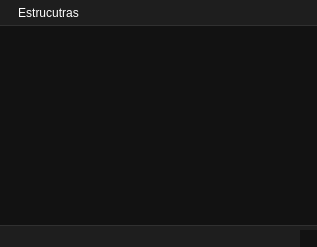
First picture: the form in ui/menu.ui, repository Christian-Guz/Estructura-Datos, before the edit.
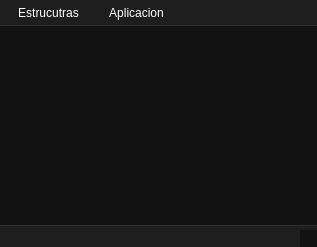
Second picture: the form after the edit.

Diff of the .ui file:
```diff
--- a/ui/menu.ui
+++ b/ui/menu.ui
@@ -111,7 +111,14 @@
     <addaction name="separator"/>
     <addaction name="actionSalir"/>
    </widget>
+   <widget class="QMenu" name="menuAplicacion">
+    <property name="title">
+     <string>Aplicacion</string>
+    </property>
+    <addaction name="actionInfijaaPosfija"/>
+   </widget>
    <addaction name="menuEstrucutras"/>
+   <addaction name="menuAplicacion"/>
   </widget>
   <widget class="QStatusBar" name="statusbar"/>
   <action name="actionSalir">
```
Left out of the diff: 12 changed lines with no effect on the pictures.
